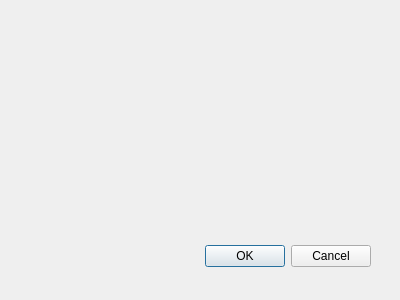
Above: hydrabus/hydrabus/portselect.ui from kvaoar/QT before the change. Below: the same form after it.
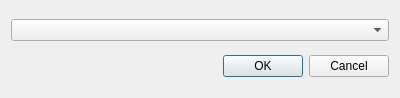
That is the form after the change.

Diff of the .ui file:
```diff
--- a/hydrabus/hydrabus/portselect.ui
+++ b/hydrabus/hydrabus/portselect.ui
@@ -9,21 +9,18 @@
     <x>0</x>
     <y>0</y>
     <width>400</width>
-    <height>300</height>
+    <height>98</height>
    </rect>
   </property>
   <property name="windowTitle">
    <string>Dialog</string>
   </property>
-  <widget name="buttonBox" class="QDialogButtonBox">
-   <property name="geometry">
-    <rect>
-     <x>30</x>
-     <y>240</y>
-     <width>341</width>
-     <height>32</height>
-    </rect>
-   </property>
+  <layout class="QVBoxLayout" name="verticalLayout">
+   <item>
+    <widget class="QComboBox" name="comboBox"/>
+   </item>
+   <item>
+    <widget class="QDialogButtonBox" name="buttonBox">
    <property name="orientation">
     <enum>Qt::Horizontal</enum>
    </property>
@@ -31,6 +28,8 @@
     <set>QDialogButtonBox::Cancel|QDialogButtonBox::Ok</set>
    </property>
   </widget>
+   </item>
+  </layout>
  </widget>
  <pixmapfunction/>
  <resources/>
```
Left out of the diff: 7 changed lines with no effect on the pictures. Lines whose indentation alone changed are shown as unchanged.
